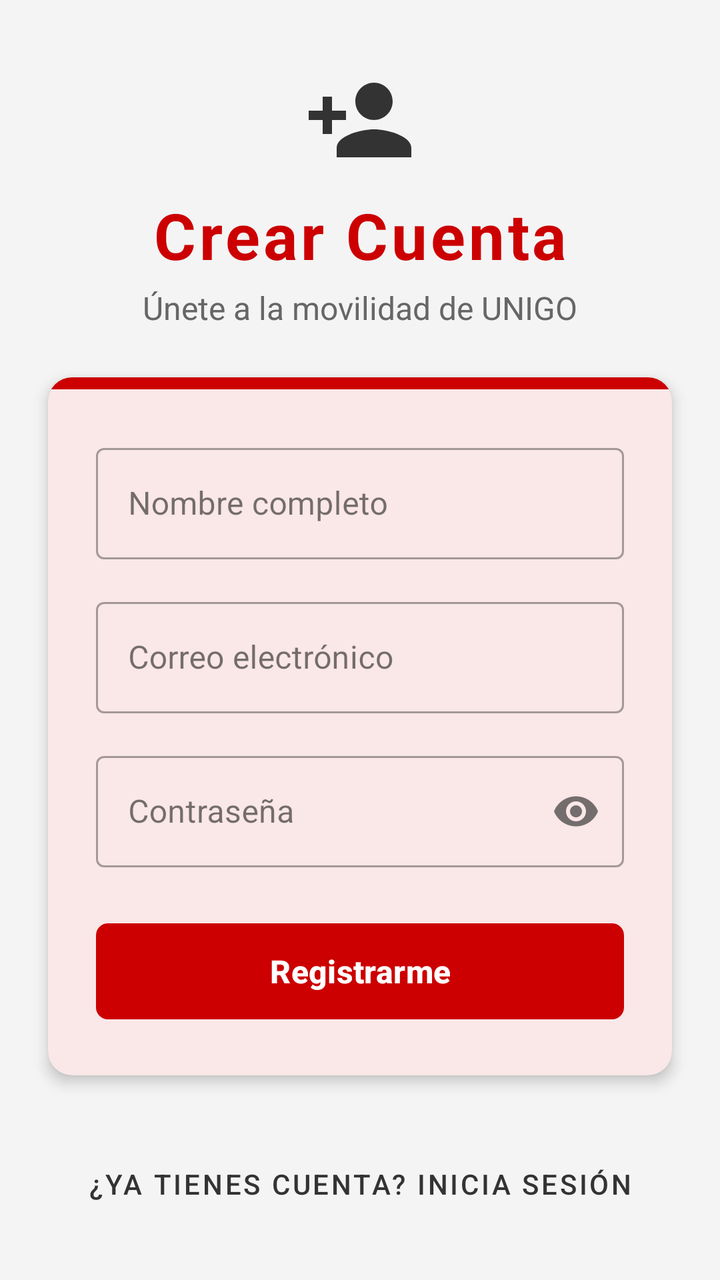
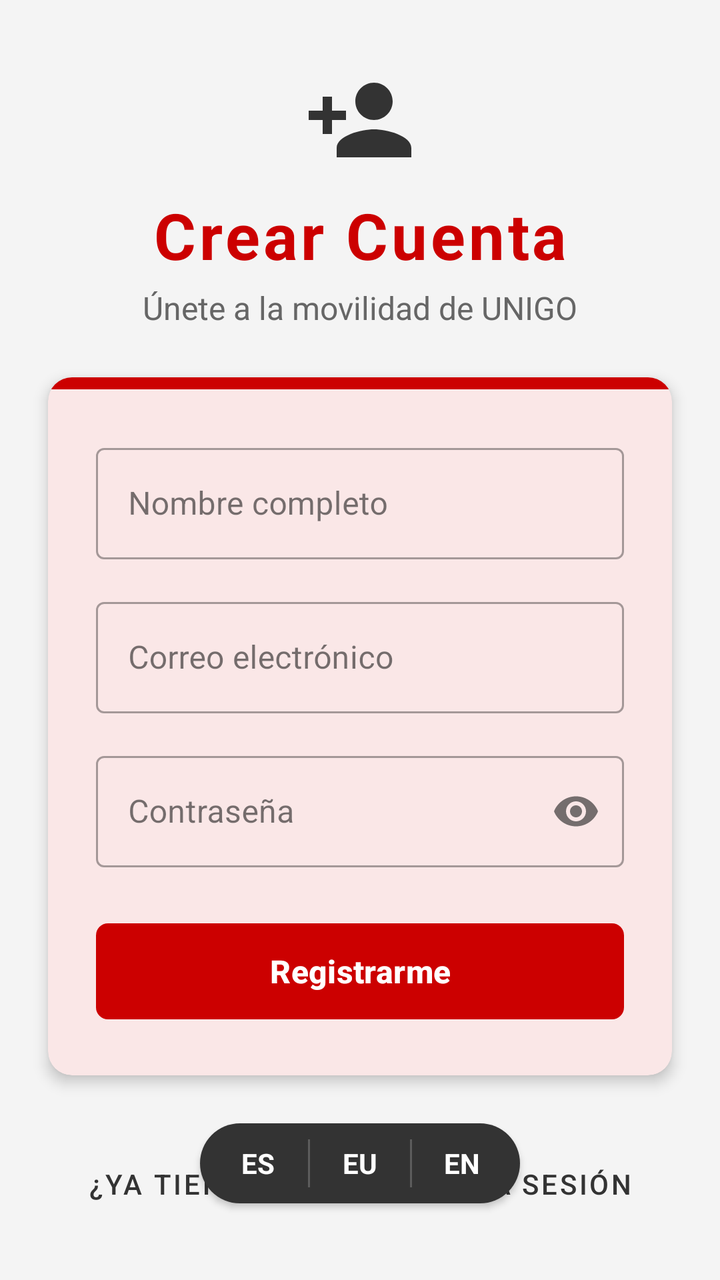

Compare the two renders of this Android layout. The source of the first and the diff that turns it into the second are given below.
<!-- AndroidManifest.xml: activity theme Theme.Unigodas.AlwaysLight -->
<!-- res/layout/activity_register.xml -->
<?xml version="1.0" encoding="utf-8"?>
<androidx.constraintlayout.widget.ConstraintLayout
    xmlns:android="http://schemas.android.com/apk/res/android"
    xmlns:app="http://schemas.android.com/apk/res-auto"
    android:layout_width="match_parent"
    android:layout_height="match_parent"
    android:fitsSystemWindows="true"
    android:background="@color/bg_light">

    
    <ImageView
        android:id="@+id/ivLogoRegister"
        android:layout_width="56dp"
        android:layout_height="56dp"
        android:layout_marginTop="32dp"
        app:layout_constraintEnd_toEndOf="parent"
        app:layout_constraintStart_toStartOf="parent"
        app:layout_constraintTop_toTopOf="parent"
        app:srcCompat="@drawable/ic_person_add"
        app:tint="@color/bilbao_grey_dark" />

    
    <TextView
        android:id="@+id/tvTitleRegister"
        android:layout_width="wrap_content"
        android:layout_height="wrap_content"
        android:layout_marginTop="8dp"
        android:text="@string/register_title"
        android:textColor="@color/bilbao_red"
        android:textSize="32sp"
        android:textStyle="bold"
        android:letterSpacing="0.05"
        app:layout_constraintEnd_toEndOf="parent"
        app:layout_constraintStart_toStartOf="parent"
        app:layout_constraintTop_toBottomOf="@+id/ivLogoRegister" />

    <TextView
        android:id="@+id/tvSubtitleRegister"
        android:layout_width="wrap_content"
        android:layout_height="wrap_content"
        android:layout_marginTop="4dp"
        android:text="@string/register_subtitle"
        android:textColor="@color/text_medium"
        android:textSize="16sp"
        app:layout_constraintEnd_toEndOf="parent"
        app:layout_constraintStart_toStartOf="parent"
        app:layout_constraintTop_toBottomOf="@+id/tvTitleRegister" />

    
    <com.google.android.material.card.MaterialCardView
        android:layout_width="match_parent"
        android:layout_height="wrap_content"
        android:layout_marginHorizontal="24dp"
        android:layout_marginTop="24dp"
        app:cardCornerRadius="12dp"
        app:cardElevation="4dp"
        app:cardBackgroundColor="@color/white"
        app:strokeWidth="0dp"
        app:layout_constraintTop_toBottomOf="@+id/tvSubtitleRegister"
        app:layout_constraintStart_toStartOf="parent"
        app:layout_constraintEnd_toEndOf="parent">

        <LinearLayout
            android:layout_width="match_parent"
            android:layout_height="wrap_content"
            android:orientation="vertical">

            
            <View
                android:layout_width="match_parent"
                android:layout_height="6dp"
                android:background="@color/bilbao_red" />

            <LinearLayout
                android:layout_width="match_parent"
                android:layout_height="wrap_content"
                android:orientation="vertical"
                android:padding="24dp">

                
                <com.google.android.material.textfield.TextInputLayout
                    style="@style/Widget.MaterialComponents.TextInputLayout.OutlinedBox"
                    android:layout_width="match_parent"
                    android:layout_height="wrap_content"
                    android:hint="@string/register_name_hint"
                    app:boxCornerRadiusBottomEnd="4dp"
                    app:boxCornerRadiusBottomStart="4dp"
                    app:boxCornerRadiusTopEnd="4dp"
                    app:boxCornerRadiusTopStart="4dp">

                    <com.google.android.material.textfield.TextInputEditText
                        android:id="@+id/etNombreReg"
                        android:layout_width="match_parent"
                        android:layout_height="wrap_content"
                        android:inputType="textPersonName"
                        android:textColor="@color/text_dark"/>
                </com.google.android.material.textfield.TextInputLayout>

                
                <com.google.android.material.textfield.TextInputLayout
                    style="@style/Widget.MaterialComponents.TextInputLayout.OutlinedBox"
                    android:layout_width="match_parent"
                    android:layout_height="wrap_content"
                    android:layout_marginTop="16dp"
                    android:hint="@string/login_email_hint"
                    app:boxCornerRadiusBottomEnd="4dp"
                    app:boxCornerRadiusBottomStart="4dp"
                    app:boxCornerRadiusTopEnd="4dp"
                    app:boxCornerRadiusTopStart="4dp">

                    <com.google.android.material.textfield.TextInputEditText
                        android:id="@+id/etEmailReg"
                        android:layout_width="match_parent"
                        android:layout_height="wrap_content"
                        android:inputType="textEmailAddress"
                        android:textColor="@color/text_dark"/>
                </com.google.android.material.textfield.TextInputLayout>

                
                <com.google.android.material.textfield.TextInputLayout
                    style="@style/Widget.MaterialComponents.TextInputLayout.OutlinedBox"
                    android:layout_width="match_parent"
                    android:layout_height="wrap_content"
                    android:layout_marginTop="16dp"
                    android:hint="@string/login_password_hint"
                    app:endIconMode="password_toggle"
                    app:boxCornerRadiusBottomEnd="4dp"
                    app:boxCornerRadiusBottomStart="4dp"
                    app:boxCornerRadiusTopEnd="4dp"
                    app:boxCornerRadiusTopStart="4dp">

                    <com.google.android.material.textfield.TextInputEditText
                        android:id="@+id/etPasswordReg"
                        android:layout_width="match_parent"
                        android:layout_height="wrap_content"
                        android:inputType="textPassword"
                        android:textColor="@color/text_dark"/>
                </com.google.android.material.textfield.TextInputLayout>

                
                <com.google.android.material.button.MaterialButton
                    android:id="@+id/btnDoRegister"
                    android:layout_width="match_parent"
                    android:layout_height="56dp"
                    android:layout_marginTop="24dp"
                    android:text="@string/register_do_button"
                    android:textSize="16sp"
                    android:textStyle="bold"
                    app:cornerRadius="6dp"
                    app:backgroundTint="@color/bilbao_red" />

            </LinearLayout>
        </LinearLayout>
    </com.google.android.material.card.MaterialCardView>

    
    <com.google.android.material.button.MaterialButton
        android:id="@+id/btnBackToLogin"
        style="@style/Widget.MaterialComponents.Button.TextButton"
        android:layout_width="wrap_content"
        android:layout_height="wrap_content"
        android:layout_marginBottom="24dp"
        android:text="@string/register_back_to_login"
        android:textColor="@color/bilbao_grey_dark"
        app:layout_constraintBottom_toBottomOf="parent"
        app:layout_constraintEnd_toEndOf="parent"
        app:layout_constraintStart_toStartOf="parent" />

</androidx.constraintlayout.widget.ConstraintLayout>
<!-- resources referenced by this layout -->
<resources>
  <color name="bg_light">#F4F4F4</color>
  <color name="bilbao_grey_dark">#FF333333</color>
  <color name="bilbao_red">#FFCC0000</color>
  <color name="text_dark">#1A1A1A</color>
  <color name="text_medium">#666666</color>
  <color name="white">#FFFFFF</color>
  <!-- drawable ic_person_add (drawable) -->
  <vector xmlns:android="http://schemas.android.com/apk/res/android"
      android:width="24dp"
      android:height="24dp"
      android:viewportWidth="24"
      android:viewportHeight="24"
      android:tint="#000000">
      <path
          android:fillColor="@android:color/white"
          android:pathData="M15,12c2.21,0 4,-1.79 4,-4s-1.79,-4 -4,-4s-4,1.79 -4,4S12.79,12 15,12zM15,14c-2.67,0 -8,1.34 -8,4v2h16v-2C23,15.34 17.67,14 15,14zM6,10V7H4v3H1v2h3v3h2v-3h3v-2H6z"/>
  </vector>
  <string name="login_email_hint">Correo electrónico</string>
  <string name="login_password_hint">Contraseña</string>
  <string name="register_back_to_login">¿Ya tienes cuenta? Inicia sesión</string>
  <string name="register_do_button">Registrarme</string>
  <string name="register_name_hint">Nombre completo</string>
  <string name="register_subtitle">Únete a la movilidad de UNIGO</string>
  <string name="register_title">Crear Cuenta</string>
  <style name="Theme.Unigodas.AlwaysLight" parent="Theme.Material3.Light.NoActionBar">
          <item name="colorPrimary">@color/bilbao_red</item>
          <item name="colorOnPrimary">@color/white</item>
          <item name="android:colorBackground">@color/bg_light</item>
          <item name="colorSurface">@color/white</item>
          <item name="colorOnSurface">@color/text_dark</item>
          <item name="colorSurfaceVariant">#F5F5F5</item>
          <item name="colorOnSurfaceVariant">@color/text_medium</item>
      </style>
</resources>

<!-- the commit's change to res/layout/activity_register.xml (unified diff, before → after) -->
@@ -48,6 +48,7 @@
 
     
     <com.google.android.material.card.MaterialCardView
+        android:id="@+id/cardForm"
         android:layout_width="match_parent"
         android:layout_height="wrap_content"
         android:layout_marginHorizontal="24dp"
@@ -154,6 +155,69 @@
     </com.google.android.material.card.MaterialCardView>
 
     
+    <LinearLayout
+        android:layout_width="wrap_content"
+        android:layout_height="wrap_content"
+        android:layout_marginTop="24dp"
+        android:orientation="horizontal"
+        android:gravity="center"
+        android:background="@drawable/bg_language_selector"
+        android:elevation="2dp"
+        app:layout_constraintEnd_toEndOf="parent"
+        app:layout_constraintStart_toStartOf="parent"
+        app:layout_constraintTop_toBottomOf="@+id/cardForm">
+
+        <TextView
+            android:id="@+id/btnLangEs"
+            android:layout_width="50dp"
+            android:layout_height="40dp"
+            android:gravity="center"
+            android:text="ES"
+            android:textSize="14sp"
+            android:textStyle="bold"
+            android:textColor="@color/white"
+            android:background="@drawable/bg_lang_item"
+            android:clickable="true"
+            android:focusable="true" />
+
+        <View
+            android:layout_width="1dp"
+            android:layout_height="24dp"
+            android:background="#33FFFFFF" />
+
+        <TextView
+            android:id="@+id/btnLangEu"
+            android:layout_width="50dp"
+            android:layout_height="40dp"
+            android:gravity="center"
+            android:text="EU"
+            android:textSize="14sp"
+            android:textStyle="bold"
+            android:textColor="@color/white"
+            android:background="@drawable/bg_lang_item"
+            android:clickable="true"
+            android:focusable="true" />
+
+        <View
+            android:layout_width="1dp"
+            android:layout_height="24dp"
+            android:background="#33FFFFFF" />
+
+        <TextView
+            android:id="@+id/btnLangEn"
+            android:layout_width="50dp"
+            android:layout_height="40dp"
+            android:gravity="center"
+            android:text="EN"
+            android:textSize="14sp"
+            android:textStyle="bold"
+            android:textColor="@color/white"
+            android:background="@drawable/bg_lang_item"
+            android:clickable="true"
+            android:focusable="true" />
+    </LinearLayout>
+
+    
     <com.google.android.material.button.MaterialButton
         android:id="@+id/btnBackToLogin"
         style="@style/Widget.MaterialComponents.Button.TextButton"
<!-- resource entries referenced after the edit -->
@@ -6,6 +6,26 @@
   <color name="text_dark">#1A1A1A</color>
   <color name="text_medium">#666666</color>
   <color name="white">#FFFFFF</color>
+  <!-- drawable bg_lang_item (drawable) -->
+  <?xml version="1.0" encoding="utf-8"?>
+  <ripple xmlns:android="http://schemas.android.com/apk/res/android"
+      android:color="#33FFFFFF">
+      <item android:id="@android:id/mask">
+          <shape android:shape="rectangle">
+              <corners android:radius="25dp" />
+              <solid android:color="#FFFFFF" />
+          </shape>
+      </item>
+      <item android:drawable="@drawable/bg_lang_item_base" />
+  </ripple>
+  <!-- drawable bg_language_selector (drawable) -->
+  <?xml version="1.0" encoding="utf-8"?>
+  <shape xmlns:android="http://schemas.android.com/apk/res/android"
+      android:shape="rectangle">
+      <solid android:color="@color/bilbao_grey_dark" />
+      <corners android:radius="25dp" />
+      <padding android:left="4dp" android:right="4dp" />
+  </shape>
   <!-- drawable ic_person_add (drawable) -->
   <vector xmlns:android="http://schemas.android.com/apk/res/android"
       android:width="24dp"
@@ -33,5 +53,12 @@
           <item name="colorSurfaceVariant">#F5F5F5</item>
           <item name="colorOnSurfaceVariant">@color/text_medium</item>
       </style>
+  <!-- drawable bg_lang_item_base (drawable) -->
+  <?xml version="1.0" encoding="utf-8"?>
+  <shape xmlns:android="http://schemas.android.com/apk/res/android"
+      android:shape="rectangle">
+      <solid android:color="@android:color/transparent" />
+      <corners android:radius="25dp" />
+  </shape>
 </resources>
 
